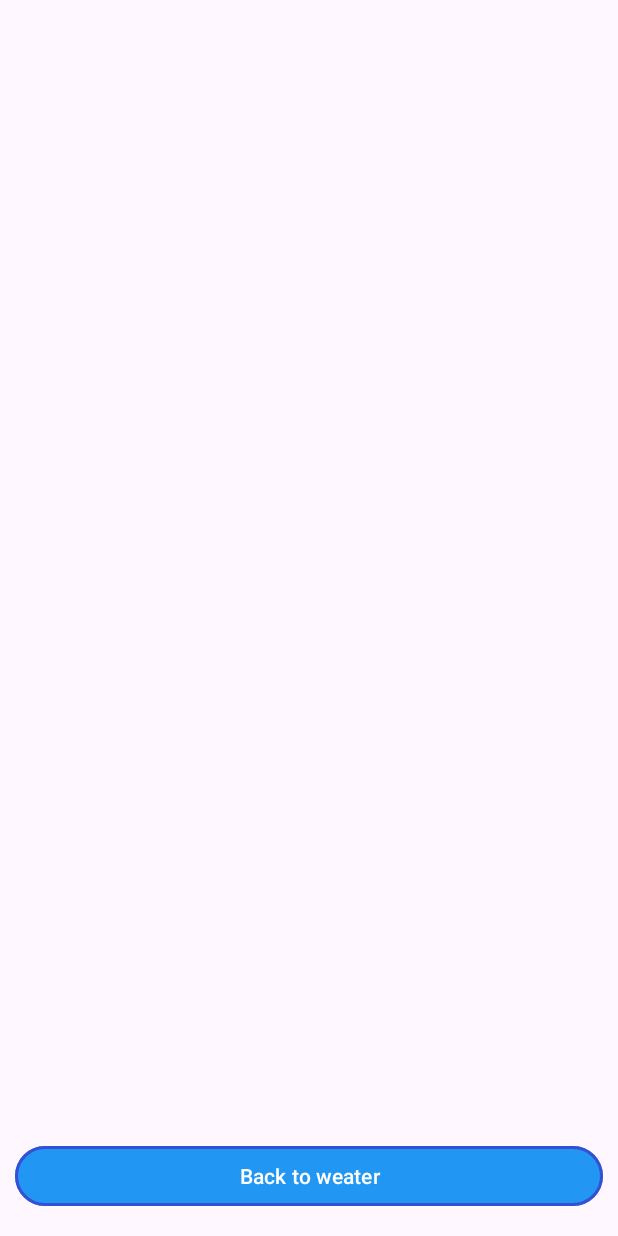
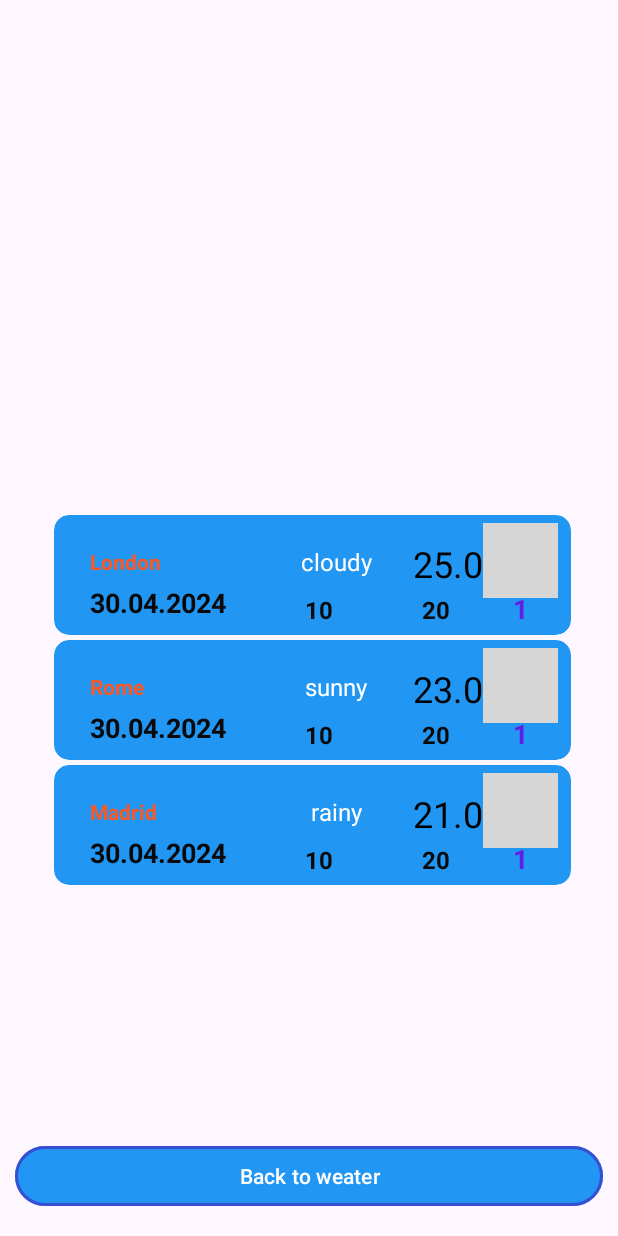
Before and after one commit to NikRader/WeatherApp, an Android app: the Requests screen opened directly, with no data from a screen before it, on a phone screen of 412 x 824 dp. Run offline under Robolectric (Android 15) with nearby library versions, the phone set to English and light mode, and no system bars; our stand-ins replace Picasso, Room's generated code; network calls fail; pictures from the network do not load; Roboto replaces fonts that are not available here; grey boxes are pictures that could not be loaded.

Commit message:
Some reference

```diff
--- a/app/src/main/AndroidManifest.xml
+++ b/app/src/main/AndroidManifest.xml
@@ -19,7 +19,7 @@
         android:usesCleartextTraffic="true"
         tools:targetApi="33">
         <activity
-            android:name=".MyQuery"
+            android:name=".Requests"
             android:exported="false" />
         <!-- usesCleartextTraffic="true Используем, чтоб не было проблем при http запросах -->
         <activity
--- a/app/src/main/java/com/example/weatherapp/DB/MainDB.kt
+++ b/app/src/main/java/com/example/weatherapp/DB/MainDB.kt
@@ -3,7 +3,7 @@
 import androidx.room.Database
 import androidx.room.Room
 import androidx.room.RoomDatabase
-import com.example.weatherapp.MyQuery
+import com.example.weatherapp.Requests
 import com.example.weatherapp.fragments.MainFragment
 
 @Database (entities = [Item::class], version = 3)
@@ -19,7 +19,7 @@
             ).build()
         }
 
-        fun getDb(context: MyQuery): MainDb {
+        fun getDb(context: Requests): MainDb {
             return Room.databaseBuilder(
                 context.applicationContext,
                 MainDb::class.java,
--- a/app/src/main/java/com/example/weatherapp/MainActivity.kt
+++ b/app/src/main/java/com/example/weatherapp/MainActivity.kt
@@ -2,19 +2,13 @@
 
 
 import android.content.Intent
-import android.graphics.Color
 import androidx.appcompat.app.AppCompatActivity
 import android.os.Bundle
-import android.util.Log
-import com.android.volley.Request
 
-import com.android.volley.toolbox.StringRequest
-import com.android.volley.toolbox.Volley
 import com.example.weatherapp.databinding.ActivityMainBinding
 import com.example.weatherapp.fragments.DaysFragment
 import com.example.weatherapp.fragments.HoursFragment
 import com.example.weatherapp.fragments.MainFragment
-import org.json.JSONObject
 
 
 class MainActivity : AppCompatActivity() {
@@ -48,7 +42,7 @@
 
     private fun show_requests() = with(binding){
         showReqBtn.setOnClickListener {
-            val intent = Intent(this@MainActivity, MyQuery::class.java)
+            val intent = Intent(this@MainActivity, Requests::class.java)
             startActivity(intent)
         }
     }
--- a/app/src/main/java/com/example/weatherapp/RequestAdapter.kt
+++ b/app/src/main/java/com/example/weatherapp/RequestAdapter.kt
@@ -14,9 +14,12 @@
         val binding = RequestItemBinding.bind(view)
 
         fun bind(item: WeatherModel) =  with(binding){
+            cityReq.text = item.city
             dateReq.text = item.time
             conditionReq.text = item.condition
             tempReq.text = item.currentTemp
+            minTempReq.text = item.minTemp
+            maxTempReq.text = item.maxTemp
             Picasso.get().load("https:" + item.imageUrl).into(imReq)
            // To Do add data in item_card (в разметку!)
         }
@@ -30,8 +33,6 @@
         override fun areContentsTheSame(oldItem: WeatherModel, newItem: WeatherModel): Boolean {
             return oldItem == newItem
         }
-
-
     }
 
     override fun onCreateViewHolder(parent: ViewGroup, viewType: Int): MyHolder {
--- a/app/src/main/java/com/example/weatherapp/MyQuery.kt
+++ b/app/src/main/java/com/example/weatherapp/Requests.kt
@@ -9,7 +9,7 @@
 import com.example.weatherapp.databinding.ActivityMyQueryBinding
 
 
-class MyQuery : AppCompatActivity() {
+class Requests : AppCompatActivity() {
     lateinit var binding: ActivityMyQueryBinding
     private lateinit var adapter: RequestAdapter
     override fun onCreate(savedInstanceState: Bundle?) {
@@ -24,7 +24,7 @@
         init_btn()
         val db = MainDb.getDb(this)
         db.getDao().getAllItem().asLiveData().observe(this){
-           // val list_req =
+
                 binding.tvList.text = ""
                 it.forEach {
                 val text =
@@ -38,14 +38,26 @@
     private fun initRcView() = with(binding){
         // Разметка для RcView может быть разной, как вертикальной,
         // Так и горизонатальной.  LinearLayoutManager по умолчанию создает вертик.
-        reqRcView.layoutManager = LinearLayoutManager(this@MyQuery)
+        reqRcView.layoutManager = LinearLayoutManager(this@Requests)
         adapter = RequestAdapter()
         reqRcView.adapter = adapter
+        val list = listOf(
+            WeatherModel(
+                "London","30.04.2024","cloudy", "25.0","30","20","",""
+            ),
+            WeatherModel(
+                "Rome","30.04.2024","sunny", "23.0","28","18","",""
+            ),
+            WeatherModel(
+                "Madrid","30.04.2024","rainy", "21.0","25","16","",""
+            )
+        )
+        adapter.submitList(list)
     }
 
     private fun init_btn(){
         binding.backToWeaterBtn.setOnClickListener {
-            val intent = Intent(this@MyQuery, MainActivity::class.java)
+            val intent = Intent(this@Requests, MainActivity::class.java)
             startActivity(intent)
         }
     }
--- a/app/src/main/java/com/example/weatherapp/fragments/DaysFragment.kt
+++ b/app/src/main/java/com/example/weatherapp/fragments/DaysFragment.kt
@@ -9,6 +9,7 @@
 import com.example.weatherapp.MainViewModel
 import com.example.weatherapp.R
 import com.example.weatherapp.WeatherAdapter
+import com.example.weatherapp.WeatherModel
 import com.example.weatherapp.databinding.ActivityMainBinding
 import com.example.weatherapp.databinding.FragmentDaysBinding
 
@@ -38,6 +39,7 @@
         adapter = WeatherAdapter()
         daysRecycler.layoutManager = LinearLayoutManager(activity)
         daysRecycler.adapter = adapter
+
     }
 
     companion object {
--- a/app/src/main/java/com/example/weatherapp/fragments/MainFragment.kt
+++ b/app/src/main/java/com/example/weatherapp/fragments/MainFragment.kt
@@ -1,6 +1,4 @@
 package com.example.weatherapp.fragments
-import android.content.Intent
-import android.graphics.Color
 import android.os.Bundle
 import android.util.Log
 import android.view.LayoutInflater
@@ -15,7 +13,6 @@
 import com.example.weatherapp.DB.MainDb
 import com.example.weatherapp.DialogManager
 import com.example.weatherapp.MainViewModel
-import com.example.weatherapp.MyQuery
 import com.example.weatherapp.WeatherModel
 import com.example.weatherapp.databinding.FragmentMainBinding
 import com.squareup.picasso.Picasso
--- a/app/src/main/res/layout/activity_my_query.xml
+++ b/app/src/main/res/layout/activity_my_query.xml
@@ -5,12 +5,12 @@
     android:id="@+id/main"
     android:layout_width="match_parent"
     android:layout_height="match_parent"
-    tools:context=".MyQuery">
+    tools:context=".Requests">
 
     <TextView
         android:id="@+id/tvList"
         android:layout_width="352dp"
-        android:layout_height="447dp"
+        android:layout_height="300dp"
         android:layout_marginStart="39dp"
         android:layout_marginTop="16dp"
         android:layout_marginEnd="28dp"
@@ -38,13 +38,12 @@
 
     <androidx.recyclerview.widget.RecyclerView
         android:id="@+id/req_rcView"
-        android:layout_width="352dp"
-        android:layout_height="170dp"
+        android:layout_width="355dp"
+        android:layout_height="295dp"
         android:layout_marginTop="24dp"
         app:layout_constraintBottom_toTopOf="@+id/back_to_weaterBtn"
-        app:layout_constraintEnd_toEndOf="parent"
-        app:layout_constraintHorizontal_bias="0.525"
-        app:layout_constraintStart_toStartOf="parent"
+        app:layout_constraintEnd_toEndOf="@+id/tvList"
+        app:layout_constraintStart_toStartOf="@+id/tvList"
         app:layout_constraintTop_toBottomOf="@+id/tvList"
         app:layout_constraintVertical_bias="0.0" />
 
--- a/app/src/main/res/layout/request_item.xml
+++ b/app/src/main/res/layout/request_item.xml
@@ -7,29 +7,27 @@
     android:layout_marginLeft="5dp"
     android:layout_marginTop="3dp"
     android:layout_marginRight="5dp"
-    android:backgroundTint="#D686F4"
-    app:cardCornerRadius="5dp"
-    app:cardElevation="0dp">
+    android:backgroundTint="#2196F3"
+    app:cardCornerRadius="10dp"
+    app:cardElevation="0dp"
+    app:cardPreventCornerOverlap="true">
 
     <androidx.constraintlayout.widget.ConstraintLayout
         android:layout_width="match_parent"
-        android:layout_height="match_parent">
+        android:layout_height="80dp">
 
         <TextView
             android:id="@+id/date_req"
-            android:layout_width="103dp"
-            android:layout_height="52dp"
+            android:layout_width="106dp"
+            android:layout_height="34dp"
             android:layout_marginStart="24dp"
-            android:layout_marginBottom="35dp"
             android:fontFamily="@font/alice"
-            android:text=" Last update: 22 /12/2022"
+            android:text="22 /12/2022"
             android:textColor="#090909"
             android:textSize="18sp"
             android:textStyle="bold"
-            app:layout_constraintBottom_toBottomOf="parent"
             app:layout_constraintStart_toStartOf="parent"
-            app:layout_constraintTop_toBottomOf="@+id/city_req"
-            app:layout_constraintVertical_bias="0.0" />
+            app:layout_constraintTop_toBottomOf="@+id/city_req" />
 
         <TextView
             android:id="@+id/condition_req"
@@ -42,8 +40,7 @@
             android:textSize="16sp"
             app:layout_constraintBottom_toTopOf="@+id/date_req"
             app:layout_constraintStart_toEndOf="@+id/city_req"
-            app:layout_constraintTop_toTopOf="@+id/city_req"
-            app:layout_constraintVertical_bias="0.0" />
+            app:layout_constraintTop_toTopOf="@+id/city_req" />
 
         <ImageView
             android:id="@+id/im_req"
@@ -66,7 +63,7 @@
             android:fontFamily="@font/alice"
             android:gravity="center|end"
             android:text="25ºC"
-            android:textColor="@color/white"
+            android:textColor="@color/black"
             android:textSize="24sp"
             app:layout_constraintBottom_toBottomOf="@+id/condition_req"
             app:layout_constraintEnd_toStartOf="@+id/im_req"
@@ -75,12 +72,12 @@
 
         <TextView
             android:id="@+id/city_req"
-            android:layout_width="101dp"
-            android:layout_height="49dp"
+            android:layout_width="0dp"
+            android:layout_height="30dp"
             android:layout_marginTop="16dp"
             android:gravity="center|left"
             android:text="London"
-            android:textColor="#090909"
+            android:textColor="#FF5722"
             android:textStyle="bold"
             app:layout_constraintEnd_toEndOf="@+id/date_req"
             app:layout_constraintStart_toStartOf="@+id/date_req"
@@ -105,13 +102,14 @@
         <TextView
             android:id="@+id/textView5"
             android:layout_width="94dp"
-            android:layout_height="26dp"
+            android:layout_height="0dp"
             android:fontFamily="@font/alice"
             android:gravity="center"
-            android:text="min Temp"
+            android:text="10"
             android:textColor="#090909"
             android:textSize="16sp"
             android:textStyle="bold"
+            app:layout_constraintBottom_toBottomOf="@+id/date_req"
             app:layout_constraintStart_toEndOf="@+id/date_req"
             app:layout_constraintTop_toBottomOf="@+id/condition_req" />
 
@@ -121,7 +119,7 @@
             android:layout_height="0dp"
             android:fontFamily="@font/alice"
             android:gravity="center"
-            android:text="max Temp"
+            android:text="20"
             android:textColor="#090909"
             android:textSize="16sp"
             android:textStyle="bold"
```
